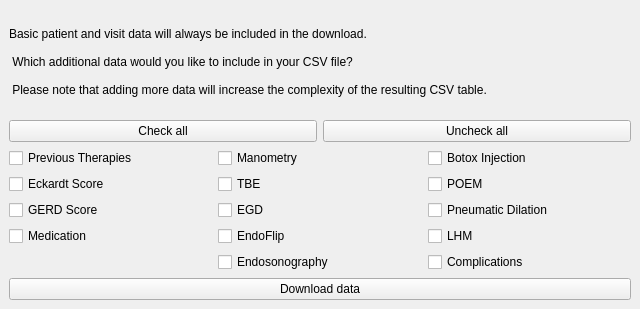
Before: the Qt Designer form 3drekonstruktionspeiseroehre/ui-files/download_data_menu_design.ui in ds-lab/EsophagusVisualization, drawn with Qt 5.
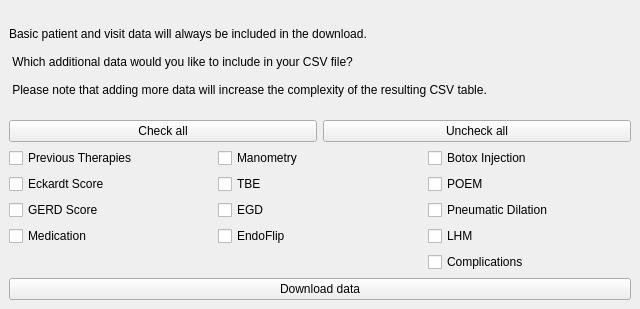
After: the same form once the commit is applied.

Commit message: Verbesserung Data Download

The edit to the form file:
```diff
--- a/3drekonstruktionspeiseroehre/ui-files/download_data_menu_design.ui
+++ b/3drekonstruktionspeiseroehre/ui-files/download_data_menu_design.ui
@@ -79,13 +79,6 @@
         </property>
        </widget>
       </item>
-      <item row="4" column="1">
-       <widget class="QCheckBox" name="endosonography_check">
-        <property name="text">
-         <string>Endosonography</string>
-        </property>
-       </widget>
-      </item>
       <item row="3" column="1">
        <widget class="QCheckBox" name="endoflip_check">
         <property name="text">
```
Left out of the diff: 53 changed lines with no effect on the pictures. The commit also changes 2 other files.
